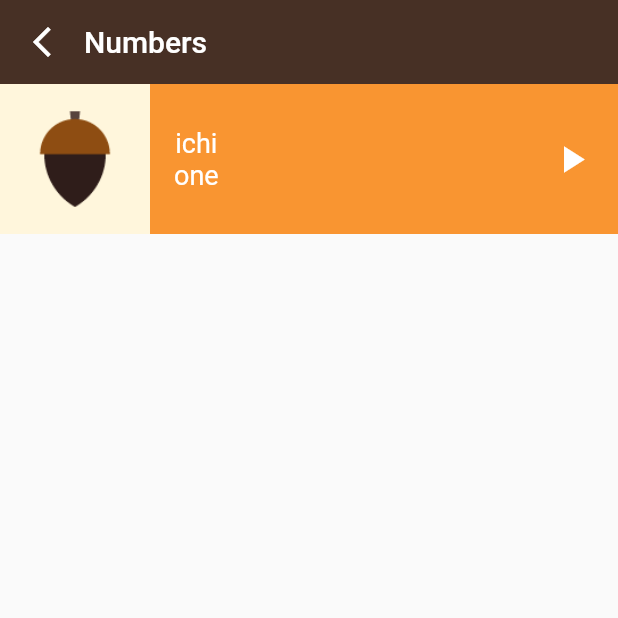
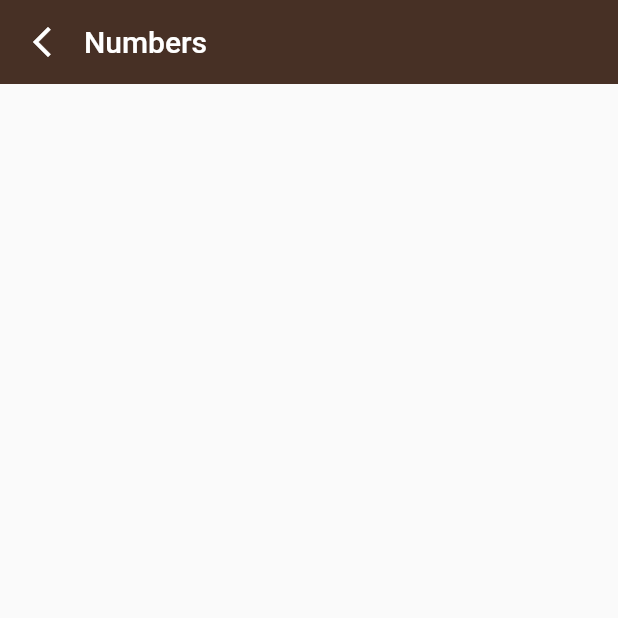
Before and after one commit to Ahmeddsanad/toku_application, a Flutter app: the Numbers screen opened directly, on a phone screen of 412 x 824 dp, the top half of it. Run offline on Flutter 3.47's test engine with Material 2 defaults, Android fonts, the phone set to English and light mode, and no system bars.

Commit message:
Refactoring_number_container

```diff
--- /dev/null
+++ b/lib/models/number_model.dart
@@ -0,0 +1,11 @@
+class Number {
+  final String? Image;
+  final String? jpName;
+  final String? enName;
+
+  const Number({
+    this.Image,
+    this.enName,
+    this.jpName,
+  });
+}
--- a/lib/screens/numbers_page.dart
+++ b/lib/screens/numbers_page.dart
@@ -1,6 +1,7 @@
 // ignore_for_file: non_constant_identifier_names
 
 import 'package:flutter/material.dart';
+import 'package:toku_application/models/number_model.dart';
 
 class Numbers extends StatelessWidget {
   const Numbers({super.key});
@@ -24,63 +25,9 @@ class Numbers extends StatelessWidget {
         title: const Text('Numbers'),
         titleSpacing: 0.0,
       ),
-      body: Container(
-        height: 100,
-        color: const Color(0xfff99531),
-        child: Row(
-          children: [
-            Container(
-              color: const Color(0xfffff6dc),
-              child: Image.asset(
-                One.Image!,
-              ),
-            ),
-            Padding(
-              padding: const EdgeInsets.only(left: 16),
-              child: Column(
-                mainAxisAlignment: MainAxisAlignment.center,
-                children: [
-                  Text(
-                    One.jpName!,
-                    style: const TextStyle(
-                      color: Colors.white,
-                      fontSize: 18.0,
-                    ),
-                  ),
-                  Text(
-                    One.enName!,
-                    style: const TextStyle(
-                      color: Colors.white,
-                      fontSize: 18.0,
-                    ),
-                  )
-                ],
-              ),
-            ),
-            const Spacer(),
-            const Padding(
-              padding: const EdgeInsets.only(right: 16),
-              child: Icon(
-                Icons.play_arrow,
-                color: Colors.white,
-                size: 30.0,
-              ),
-            )
-          ],
-        ),
+      body: Column(
+        children: [],
       ),
     );
   }
 }
-
-class Number {
-  final String? Image;
-  final String? jpName;
-  final String? enName;
-
-  const Number({
-    this.Image,
-    this.enName,
-    this.jpName,
-  });
-}
```
Also changed, not shown: lib/components/number_item.dart (added, +56 -0 lines).
